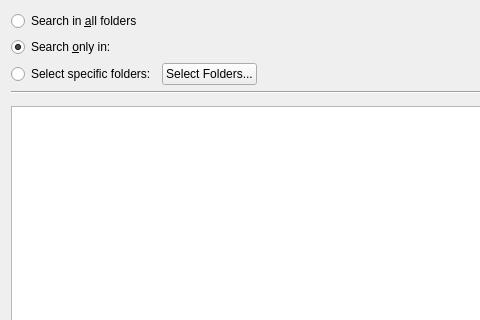
This is src/ui/searchwindow.ui in KDE/kmail as Qt 5 draws it before an edit; both pictures show x 0 to 480 and y 0 to 320 of the 774 by 637 pixel window. The edited form follows.
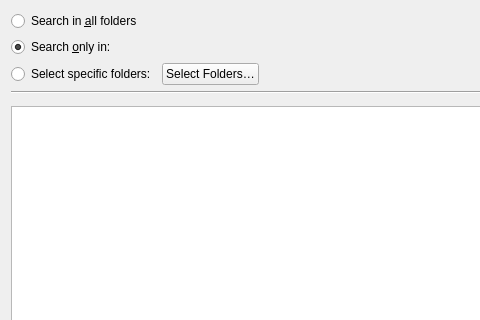
This is the edited form. Custom widgets are drawn as their Qt base class.

The edit to the form file:
```diff
--- a/src/ui/searchwindow.ui
+++ b/src/ui/searchwindow.ui
@@ -57,7 +57,7 @@
      <item>
       <widget class="QPushButton" name="selectMultipleFolders">
        <property name="text">
-        <string>Select Folders...</string>
+        <string>Select Folders…</string>
        </property>
       </widget>
      </item>
```
